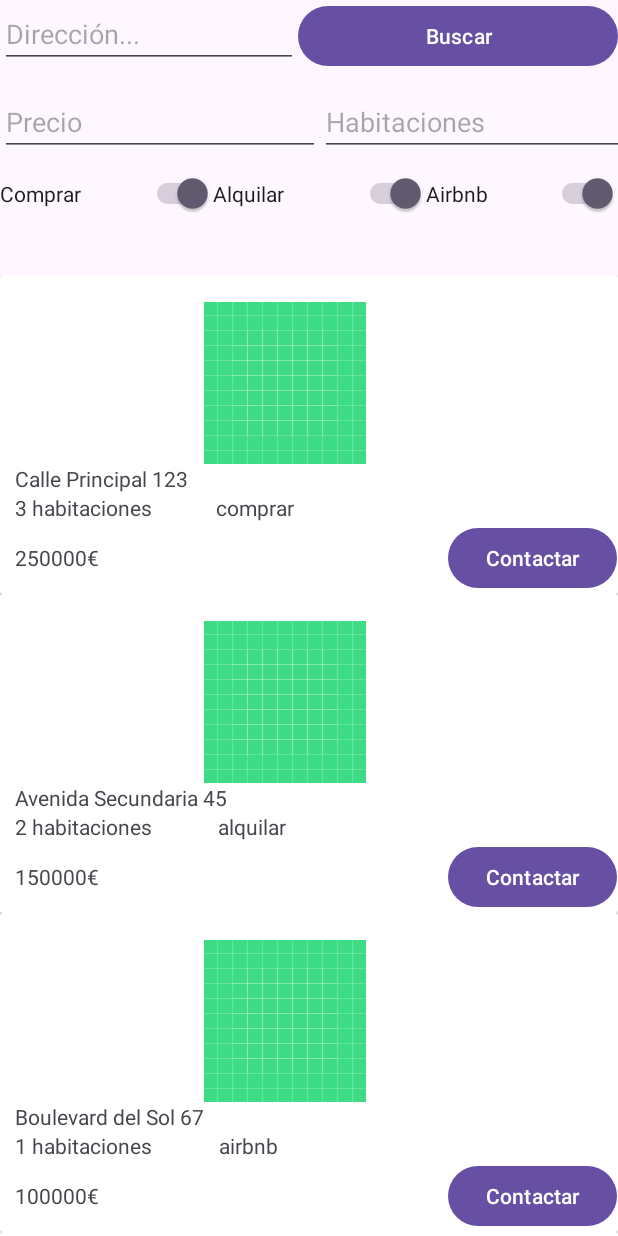
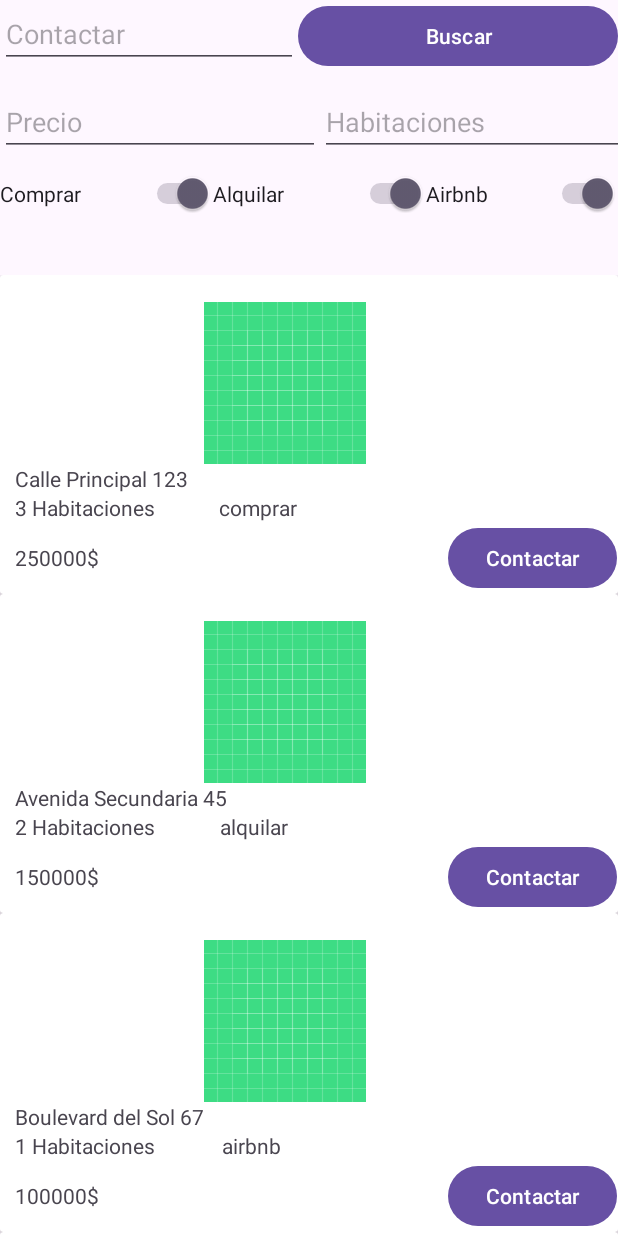
Before and after one commit to XanCort/FinalUnidad3, an Android app: the screen it shows after launch (MainActivity), after a tap on "Contactar", on a phone screen of 412 x 824 dp. Run offline under Robolectric (Android 15) with nearby library versions, the phone set to English and light mode, and no system bars.

Commit message:
Cambiados los strings hardcodeados por variables string

```diff
--- a/app/src/main/java/com/example/finalunidad3/CasaAdapter.java
+++ b/app/src/main/java/com/example/finalunidad3/CasaAdapter.java
@@ -38,8 +38,8 @@ public class CasaAdapter extends RecyclerView.Adapter<CasaAdapter.CasaViewHolder
         holder.tv_titulo.setText(casa.getDireccion());
         holder.tv_tipo.setText(casa.getTipo().toString().toLowerCase());
         holder.imageView.setImageResource(casa.getImagen());
-        holder.tv_habitaciones.setText(casa.getHabitaciones()+" habitaciones");
-        holder.tv_precio.setText(casa.getPrecio()+"€");
+        holder.tv_habitaciones.setText(casa.getHabitaciones()+" "+holder.itemView.getContext().getString(R.string.habitaciones));
+        holder.tv_precio.setText(casa.getPrecio()+""+holder.itemView.getContext().getString(R.string.moneda));
 
 
         holder.botonContactar.setOnClickListener(view -> {
--- a/app/src/main/java/com/example/finalunidad3/MainActivity.java
+++ b/app/src/main/java/com/example/finalunidad3/MainActivity.java
@@ -65,8 +65,7 @@ public class MainActivity extends AppCompatActivity {
 
         // Crear el adaptador
         casaAdapter = new CasaAdapter(casasMostrar, evento ->{
-
-            Toast.makeText(this, "Se ha notificado al vendedor", Toast.LENGTH_SHORT).show();
+            Toast.makeText(this, R.string.notificar, Toast.LENGTH_SHORT).show();
         });
 
         // Instanciar el RecyclerView
--- a/app/src/main/res/layout/activity_main.xml
+++ b/app/src/main/res/layout/activity_main.xml
@@ -39,7 +39,7 @@
                 android:layout_height="wrap_content"
                 android:layout_weight="1"
                 android:ems="10"
-                android:hint="Dirección..."
+                android:hint="@string/contactar"
                 android:inputType="text" />
 
             <Button
@@ -47,7 +47,7 @@
                 android:layout_width="wrap_content"
                 android:layout_height="wrap_content"
                 android:layout_weight="0"
-                android:text="Buscar" />
+                android:text="@string/buscar" />
 
         </TableRow>
 
@@ -61,7 +61,7 @@
                 android:layout_width="wrap_content"
                 android:layout_height="wrap_content"
                 android:ems="10"
-                android:hint="Precio"
+                android:hint="@string/precio"
                 android:inputType="number" />
 
             <EditText
@@ -69,7 +69,7 @@
                 android:layout_width="wrap_content"
                 android:layout_height="wrap_content"
                 android:ems="10"
-                android:hint="Habitaciones"
+                android:hint="@string/habitaciones"
                 android:inputType="number" />
 
         </TableRow>
@@ -85,7 +85,7 @@
                 android:layout_height="4dp"
                 android:layout_weight="1"
                 android:checked="true"
-                android:text="Comprar" />
+                android:text="@string/comprar" />
 
             <Switch
                 android:id="@+id/switchAlquilar"
@@ -93,7 +93,7 @@
                 android:layout_height="4dp"
                 android:layout_weight="1"
                 android:checked="true"
-                android:text="Alquilar" />
+                android:text="@string/alquilar" />
 
             <Switch
                 android:id="@+id/switchairbnb"
@@ -101,7 +101,7 @@
                 android:layout_height="4dp"
                 android:layout_weight="1"
                 android:checked="true"
-                android:text="Airbnb" />
+                android:text="@string/airbnb" />
 
         </TableRow>
     </TableLayout>
--- a/app/src/main/res/values/strings.xml
+++ b/app/src/main/res/values/strings.xml
@@ -1,3 +1,13 @@
 <resources>
     <string name="app_name">FinalUnidad3</string>
+    <string name="notificar">Se ha notificado al vendedor</string>
+    <string name="contactar">Contactar</string>
+    <string name="direccion" >Dirección</string>
+    <string name="precio" >Precio</string>
+    <string name="habitaciones" >Habitaciones</string>
+    <string name="buscar" >Buscar</string>
+    <string name="comprar" >Comprar</string>
+    <string name="alquilar" >Alquilar</string>
+    <string name="airbnb" translatable="false" >Airbnb</string>
+    <string name="moneda">$</string>
 </resources>
```
Also changed, not shown: 2 other files.
